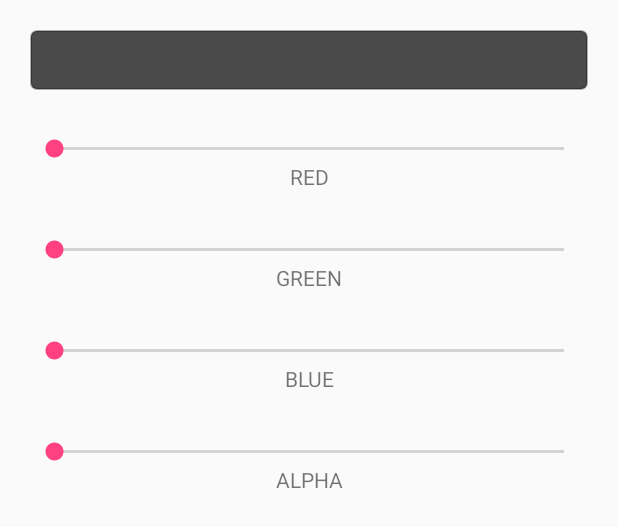
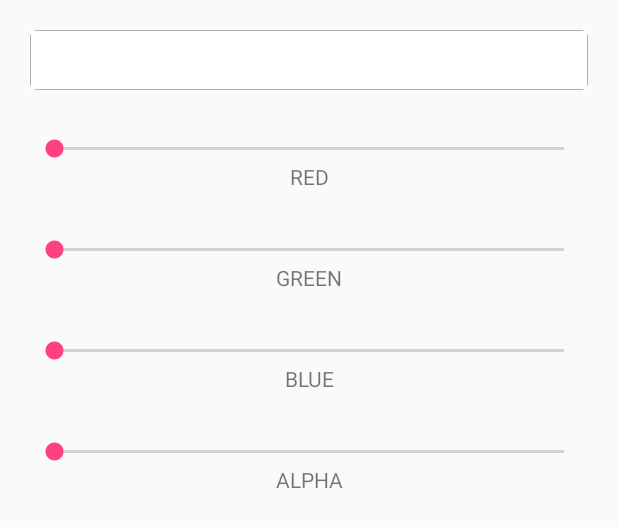
Before and after one commit to Codigami/CFAlertDialog, an Android app: the layout color_selection_view.xml on its own in the app's theme, with its tools: preview values and no code run, on a phone screen of 412 x 824 dp. Shown: the top 527 px of the screen. Run offline under Robolectric (Android 15) with nearby library versions, the phone set to English and light mode, and no system bars.

Commit message:
Fixed the selected color preview issue on the color selection view.

```diff
--- a/app/src/main/res/layout/color_selection_view.xml
+++ b/app/src/main/res/layout/color_selection_view.xml
@@ -15,7 +15,8 @@
         <View
             android:id="@+id/selected_color_preview"
             android:layout_width="match_parent"
-            android:layout_height="match_parent" />
+            android:layout_height="match_parent"
+            android:background="@android:color/white" />
     </LinearLayout>
 
     <SeekBar
```
